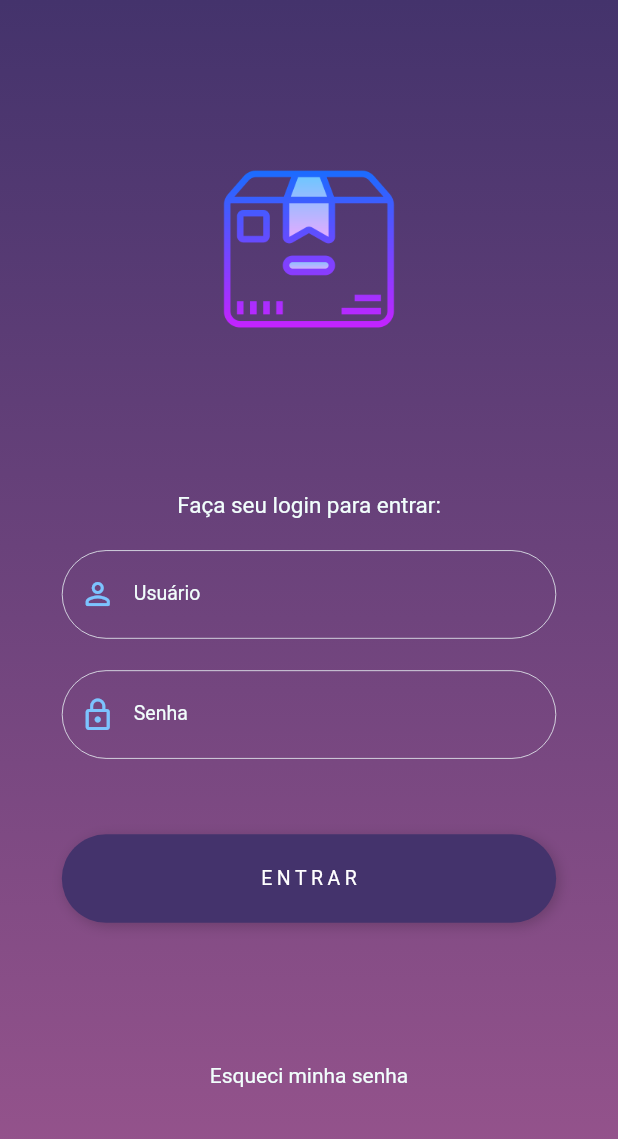
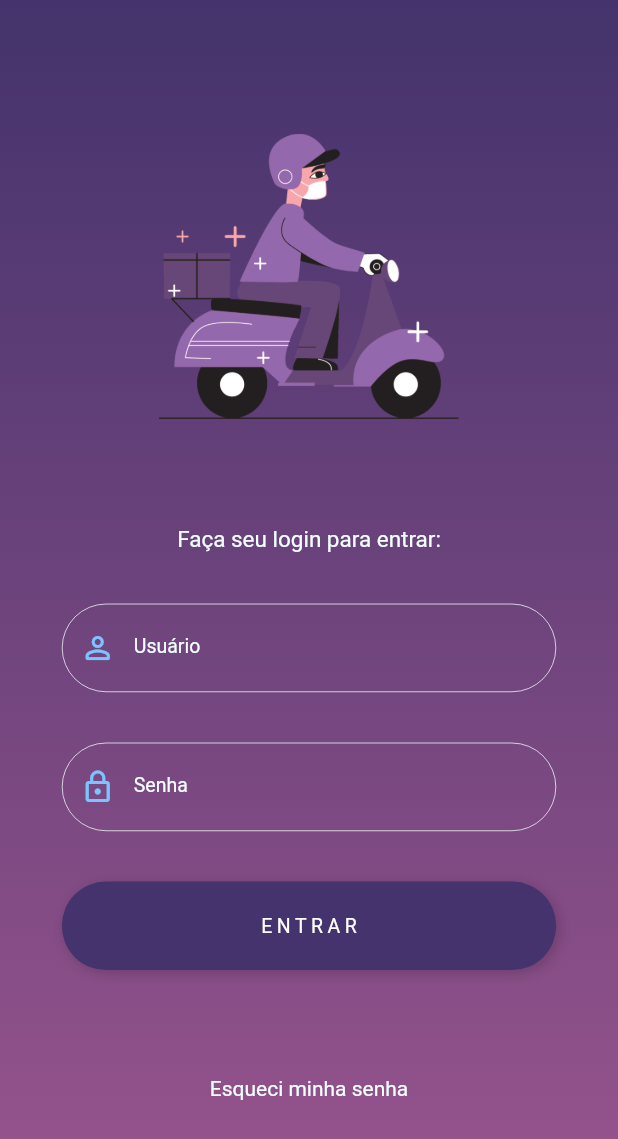
Before and after one commit to grasielaGomes/market-easy-test, a Flutter app: the screen it shows after launch, on a phone screen of 412 x 824 dp. Shown: the top 1139 px of the screen. Run offline on Flutter 3.47's test engine with Material 2 defaults, Android fonts, the phone set to English and light mode, and no system bars.

Commit message:
changes icon and form

```diff
--- a/lib/controller/authController.dart
+++ b/lib/controller/authController.dart
@@ -47,7 +47,6 @@ class AuthController extends ChangeNotifier{
         accessToken = data['response']['token'];
         User.fromJson(accessToken);
         message = 'ok';
-        print(data);
         notifyListeners();
       } else {
         message = data['response']['messages'][0]['message'];
--- a/lib/view/components/constants.dart
+++ b/lib/view/components/constants.dart
@@ -21,7 +21,7 @@ const Radius kBoxRadius = Radius.circular(20);
 final double kInputRadius = 30;
 
 //ASSETS
-final String kIconSignIn = 'assets/icon1a.png';
+final String kIconSignIn = 'assets/icon1.png';
 
 //TEXTS SIGNIN
 final String kHiSignIn = 'Olá!';
@@ -34,36 +34,25 @@ final String kEntryMandatory = 'Campo obrigatório';
 final String kShortPassword = 'Senha muito curta';
 
 //TEXTS PRODUCTS LIST
-final String kInstructionShowProducts = 'Milhares de produtos disponíveis. Clique no ícone abaixo para listá-los.';
+final String kInstructionShowProducts =
+    'Milhares de produtos disponíveis. Clique no ícone abaixo para listá-los.';
 
 //TEXTSTYLES
-const TextStyle kErrorStyle = TextStyle(
-    color: kNeonBlue,
-    fontSize: 11
-);
+const TextStyle kErrorStyle = TextStyle(color: kNeonBlue, fontSize: 11);
 
-const TextStyle kLabelStyle = TextStyle(
-    color: kLightPrimaryColor,
-    fontSize: 13
-);
+const TextStyle kLabelStyle =
+    TextStyle(color: kLightPrimaryColor, fontSize: 13);
 
 const TextStyle kTitleStyle = TextStyle(
-  fontSize: 50,
-  color: kLightPrimaryColor,
-  fontWeight: FontWeight.bold
-);
+    fontSize: 50, color: kLightPrimaryColor, fontWeight: FontWeight.bold);
 
 const TextStyle kSubtitleStyle = TextStyle(
   fontSize: 15,
   color: kLightPrimaryColor,
 );
 
-
-const TextStyle kBodyStyle = TextStyle(
-  fontSize: 14,
-  color: kLightPrimaryColor,
-  height: 1.2
-);
+const TextStyle kBodyStyle =
+    TextStyle(fontSize: 14, color: kLightPrimaryColor, height: 1.2);
 
 const TextStyle kButtonStyle = TextStyle(
   fontSize: 13,
@@ -76,28 +65,19 @@ const TextStyle kProductStyle = TextStyle(
   color: kNeonBlue,
 );
 
-const TextStyle kPriceStyle = TextStyle(
-  fontSize: 20,
-  color: kDarkPink,
-  fontWeight: FontWeight.bold
-);
+const TextStyle kPriceStyle =
+    TextStyle(fontSize: 20, color: kDarkPink, fontWeight: FontWeight.bold);
 
-const TextStyle kCodeStyle = TextStyle(
-    color: kLightPrimaryColor,
-    fontSize: 11
-);
-
+const TextStyle kCodeStyle = TextStyle(color: kLightPrimaryColor, fontSize: 11);
 
 //INPUTDECORATIONS
 final OutlineInputBorder kEnabledBorder = OutlineInputBorder(
     borderRadius: BorderRadius.circular(kInputRadius),
-    borderSide: const BorderSide(width: 0.5, color: kLightPrimaryColor)
-);
+    borderSide: const BorderSide(width: 0.5, color: kLightPrimaryColor));
 
 final OutlineInputBorder kFocusedBorder = OutlineInputBorder(
     borderRadius: BorderRadius.circular(kInputRadius),
-    borderSide: const BorderSide(color: kLightPrimaryColor)
-);
+    borderSide: const BorderSide(color: kLightPrimaryColor));
 
 final OutlineInputBorder kErrorBorder = OutlineInputBorder(
     borderRadius: BorderRadius.circular(kInputRadius),
--- a/lib/view/components/formSignIn.dart
+++ b/lib/view/components/formSignIn.dart
@@ -5,10 +5,18 @@ import 'package:mkt_easy_test/view/components/inputText.dart';
 import 'package:mkt_easy_test/view/components/roundButton.dart';
 import 'package:provider/provider.dart';
 
-class FormSignIn extends StatelessWidget {
+class FormSignIn extends StatefulWidget {
+  @override
+  _FormSignInState createState() => _FormSignInState();
+}
+
+class _FormSignInState extends State<FormSignIn> {
   final TextEditingController _user = TextEditingController();
+
   final TextEditingController _password = TextEditingController();
+
   final GlobalKey<FormState> _formKey = GlobalKey<FormState>();
+
   @override
   Widget build(BuildContext context) {
     double height = MediaQuery.of(context).size.height;
@@ -18,7 +26,7 @@ class FormSignIn extends StatelessWidget {
         return Form(
             key: _formKey,
             child: Column(
-              mainAxisAlignment: MainAxisAlignment.spaceEvenly,
+              mainAxisAlignment: MainAxisAlignment.spaceAround,
               children: [
                 Text(kInstructionSignIn, style: kSubtitleStyle),
                 InputTextRound(
@@ -45,7 +53,7 @@ class FormSignIn extends StatelessWidget {
                   controller: _password,
                   obscure: true,
                 ),
-                SizedBox(height: height * 0.01),
+                //SizedBox(height: height * 0.01),
                 RoundButton(
                     color: kPrimaryColor,
                     text: kButtonSignIn.toUpperCase(),
--- a/lib/view/components/iconSignIn.dart
+++ b/lib/view/components/iconSignIn.dart
@@ -4,10 +4,13 @@ import 'package:mkt_easy_test/view/components/constants.dart';
 class IconSignIn extends StatelessWidget {
   @override
   Widget build(BuildContext context) {
-    double width = MediaQuery.of(context).size.width;
-    return SizedBox(
-      height: width * 0.33,
-      width: width * 0.33,
+    return ConstrainedBox(
+      constraints: BoxConstraints(
+        minHeight: 100,
+        minWidth: 100,
+        maxHeight: 200,
+        maxWidth: 200
+      ),
       child: Image(image: AssetImage(kIconSignIn)),
     );
   }
--- a/lib/view/showProducts.dart
+++ b/lib/view/showProducts.dart
@@ -97,10 +97,8 @@ class _ShowProductsState extends State<ShowProducts> {
             //LOADING
             if(productController.loading)
               Flexible(
-                  child: Center(
-                    child: CircularProgressIndicator(
-                      backgroundColor: kNeonBlue,
-                    ),
+                  child: CircularProgressIndicator(
+                    backgroundColor: kNeonBlue,
                   )),
 
             //INSTRUCTIONS
@@ -125,8 +123,7 @@ class _ShowProductsState extends State<ShowProducts> {
         floatingActionButton: FloatingActionButton(
           backgroundColor: kDarkPink,
           onPressed: () async {
-           final products = await productController.getProducts();
-           print(products.length);
+           await productController.getProducts();
           },
           child: Icon(
             Icons.list_alt_rounded,
--- a/pubspec.yaml
+++ b/pubspec.yaml
@@ -35,6 +35,12 @@ dependencies:
 dev_dependencies:
   flutter_test:
     sdk: flutter
+  flutter_launcher_icons: "^0.8.0"
+
+flutter_icons:
+  android: "launcher_icon"
+  ios: true
+  image_path: "assets/icon_1024.png"
 
 # For information on the generic Dart part of this file, see the
 # following page: https://dart.dev/tools/pub/pubspec
```
Also changed, not shown: assets/icon1.png (added), assets/icon1a.png (deleted), assets/icon_1024.png (added), pubspec.lock, 19 other files. Lines whose indentation alone changed are shown as unchanged.
